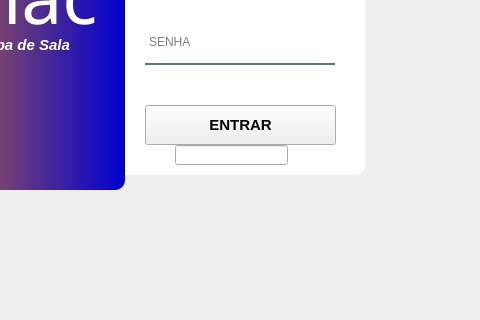
Above: view/ui/interfaceLogin.ui from Senac-SOR-ADS/Mapa-de-Sala before the change; both pictures show x 565 to 1045 and y 345 to 665 of the 1271 by 903 pixel window. Below: the same form after it.
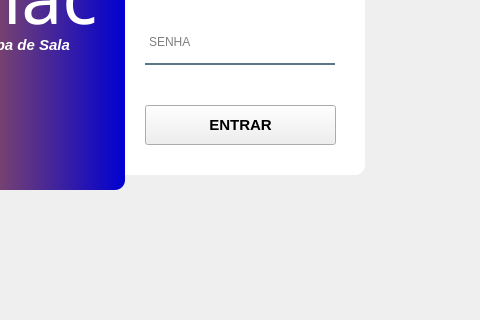
That is the form after the change. Icons and pictures are not drawn.

Commit message:
alterada a respota e as estilização
Alterada a resposta da função getEmailSenha quando os campos inputs (inputEmail, inputSenha) e as estilização, adicionando uma label para cada respostas.

The edit to the form file:
```diff
--- a/view/ui/interfaceLogin.ui
+++ b/view/ui/interfaceLogin.ui
@@ -252,15 +252,39 @@
       <bool>true</bool>
      </property>
     </widget>
-    <widget class="QLineEdit" name="respostaLogin">
+    <widget class="QLabel" name="respostaLoginDadosIncompleto">
+     <property name="geometry">
+      <rect>
+       <x>370</x>
+       <y>350</y>
+       <width>121</width>
+       <height>20</height>
+      </rect>
+     </property>
+     <property name="styleSheet">
+      <string notr="true">color:red;
+font: 75 8pt &quot;MS Shell Dlg 2&quot;;</string>
+     </property>
+     <property name="text">
+      <string/>
+     </property>
+    </widget>
+    <widget class="QLabel" name="respostaLoginLogando">
      <property name="geometry">
       <rect>
        <x>360</x>
-       <y>340</y>
-       <width>113</width>
+       <y>350</y>
+       <width>121</width>
        <height>20</height>
       </rect>
      </property>
+     <property name="styleSheet">
+      <string notr="true">color:green;
+font: 75 8pt &quot;MS Shell Dlg 2&quot;;</string>
+     </property>
+     <property name="text">
+      <string/>
+     </property>
     </widget>
    </widget>
   </widget>
```
Left out of the diff: 17 changed lines with no effect on the pictures. The commit also changes 1 other file.
